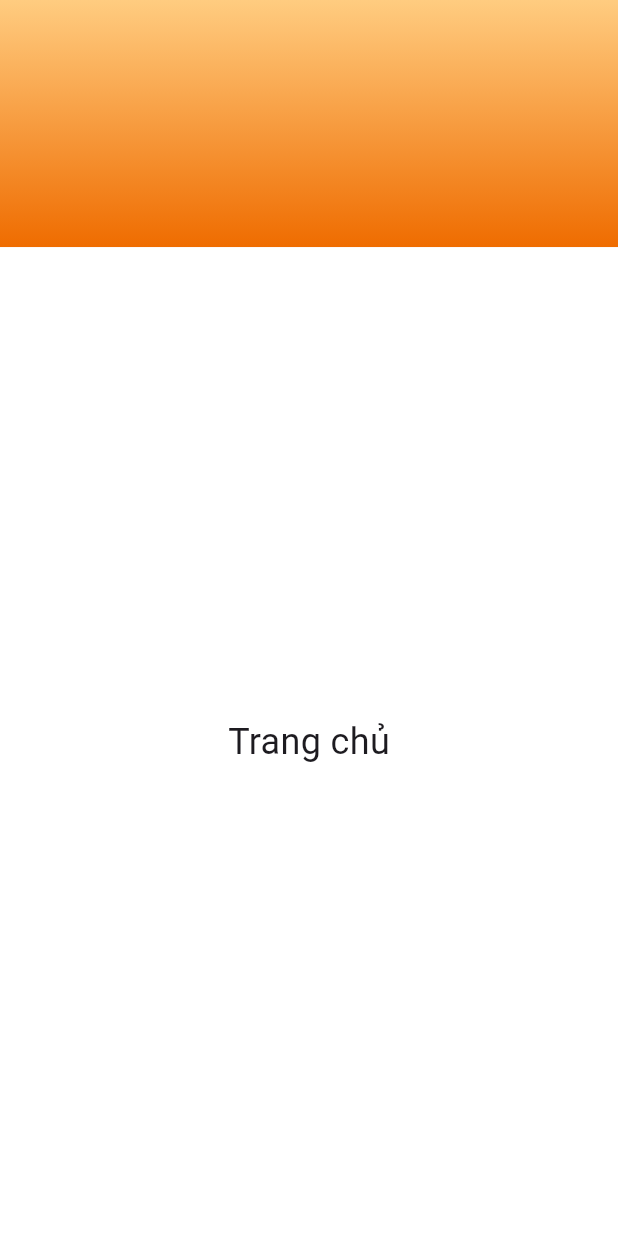
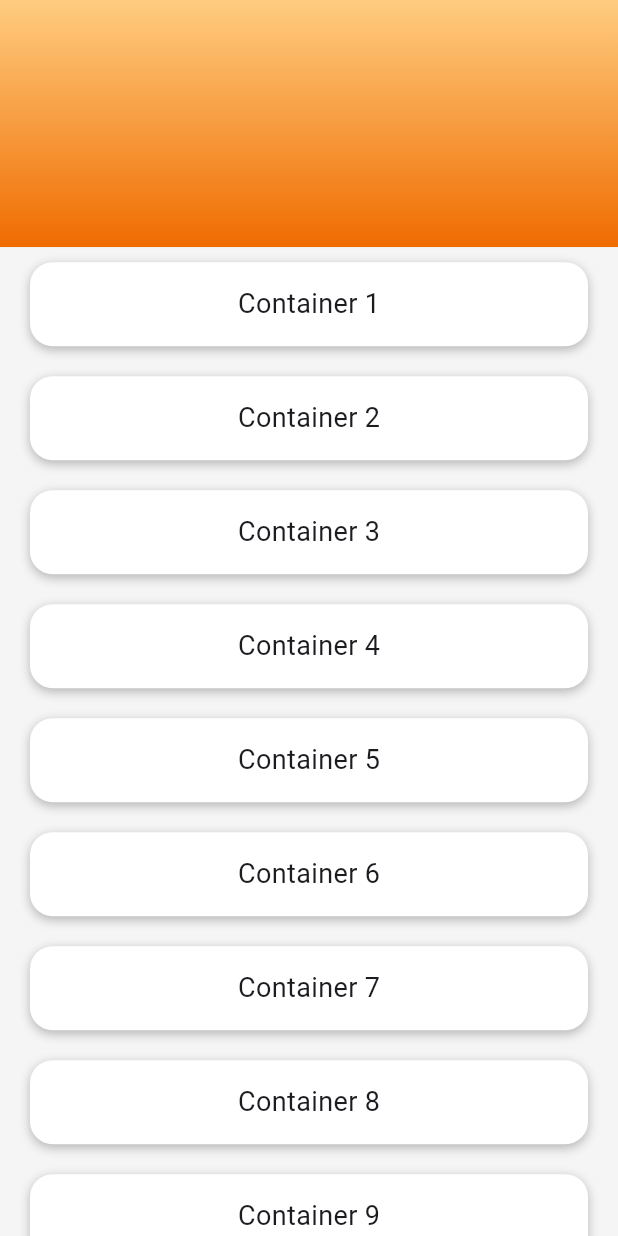
Before and after one commit to Hwangzii/Restaurant-Management-21CN2, a Flutter app: the HomeScreen screen opened directly, on a phone screen of 412 x 824 dp. Run offline on Flutter 3.47's test engine with Material 3 defaults, Android fonts, the phone set to English and light mode, and no system bars; our stand-ins replace fluttertoast.

Commit message:
phi sửa lại

```diff
--- a/Project/frontend/lib/main.dart
+++ b/Project/frontend/lib/main.dart
@@ -1,3 +1,4 @@
+import 'package:app/screens/home_screen.dart';
 import 'package:flutter/material.dart';
 import 'package:app/screens/enter_otp_screen.dart';
 import 'package:app/screens/manager_screen.dart'; // Đảm bảo bạn import đúng màn hình Manager
@@ -13,7 +14,7 @@ class MyApp extends StatelessWidget {
       title: 'My Flutter App',
       initialRoute: '/',  // Màn hình đầu tiên khi app chạy là EnterOtpScreen
       routes: {
-        '/': (context) => EnterOtpScreen(),  // Đăng ký route cho màn hình EnterOtpScreen
+        '/': (context) => HomeScreen(),  // Đăng ký route cho màn hình EnterOtpScreen
         '/home': (context) => const ManagerScreen(),  // Đăng ký route cho màn hình ManagerScreen
       },
     );
--- a/Project/frontend/lib/screens/home_screen.dart
+++ b/Project/frontend/lib/screens/home_screen.dart
@@ -19,15 +19,36 @@ class HomeScreen extends StatelessWidget {
               ),
             ),
           ),
-          // Phần dưới với nền trắng
+          // Phần dưới với nền xám nhạt và các container màu trắng
           Expanded(
             flex: 8, // Chiếm 80% chiều cao
             child: Container(
-              color: Colors.white,
-              child: Center(
-                child: Text(
-                  'Trang chủ',
-                  style: TextStyle(fontSize: 24),
+              color: Colors.grey.shade100, // Màu xám nhạt
+              child: SingleChildScrollView(
+                child: Column(
+                  children: List.generate(10, (index) {
+                    return Container(
+                      margin: EdgeInsets.symmetric(vertical: 10, horizontal: 20), // Cách đều giữa các container
+                      padding: EdgeInsets.all(15), // Padding bên trong container
+                      decoration: BoxDecoration(
+                        color: Colors.white,
+                        borderRadius: BorderRadius.circular(15),
+                        boxShadow: [
+                          BoxShadow(
+                            color: Colors.black26,
+                            blurRadius: 5,
+                            offset: Offset(0, 2),
+                          ),
+                        ],
+                      ),
+                      child: Center(
+                        child: Text(
+                          'Container ${index + 1}',
+                          style: TextStyle(fontSize: 18),
+                        ),
+                      ),
+                    );
+                  }),
                 ),
               ),
             ),
--- a/Project/frontend/lib/screens/test_api.dart
+++ b/Project/frontend/lib/screens/test_api.dart
@@ -13,7 +13,7 @@ class _TestApiScreenState extends State<TestApiScreen> {
 
   // Hàm gọi API và lấy dữ liệu
   Future<void> fetchAccounts() async {
-    final String apiUrl = 'https://0bd8-2405-4802-1d69-82b0-b9c1-51f6-5a8-1275.ngrok-free.app/api/accounts/?format=json';
+    final String apiUrl = '';
 
     try {
       final response = await http.get(Uri.parse(apiUrl));
--- a/Project/frontend/lib/services/api_service.dart
+++ b/Project/frontend/lib/services/api_service.dart
@@ -3,7 +3,7 @@
 import 'package:http/http.dart' as http;
 
 class ApiService {
-  final String baseUrl = 'https://a6d6-42-119-95-236.ngrok-free.app/api'; // Cập nhật URL API của bạn
+  final String baseUrl = ''; // Cập nhật URL API của bạn
 
   Future<bool> login(String username, String password) async {
     final loginUrl = '$baseUrl/login/';  // Đảm bảo rằng URL login chính xác
```
